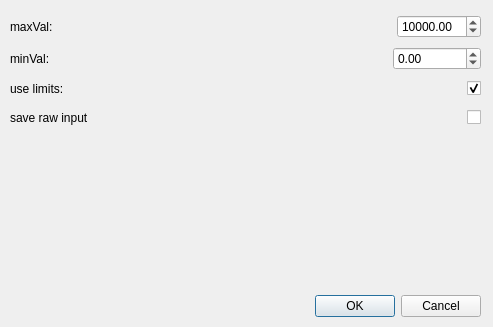
This is app/generalsettings.ui in Tilagiho/eNoseAnnotator as Qt 5 draws it before an edit. The edited form follows.
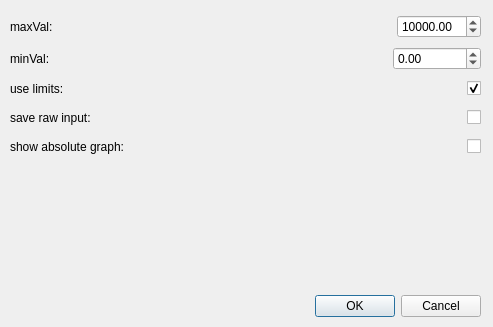
This is the edited form.

Commit message:
Hide Annotation UI elements
Preparing merge of Annotation and MeasurementData

What changed in the file:
```diff
--- a/app/generalsettings.ui
+++ b/app/generalsettings.ui
@@ -35,7 +35,7 @@
      <x>10</x>
      <y>12</y>
      <width>471</width>
-     <height>120</height>
+     <height>148</height>
     </rect>
    </property>
    <layout class="QVBoxLayout" name="verticalLayout">
@@ -161,7 +161,7 @@
          <string>&lt;html&gt;&lt;head/&gt;&lt;body&gt;&lt;p&gt;Automatically stores absolute sensor values when checked.&lt;/p&gt;&lt;/body&gt;&lt;/html&gt;</string>
         </property>
         <property name="text">
-         <string>save raw input</string>
+         <string>save raw input:</string>
         </property>
        </widget>
       </item>
@@ -187,6 +187,46 @@
       </item>
      </layout>
     </item>
+    <item>
+     <layout class="QHBoxLayout" name="horizontalLayout_5">
+      <item>
+       <widget class="QLabel" name="label_5">
+        <property name="toolTip">
+         <string>&lt;html&gt;&lt;head/&gt;&lt;body&gt;&lt;p&gt;Show graph with absolute values&lt;/p&gt;&lt;/body&gt;&lt;/html&gt;</string>
+        </property>
+        <property name="text">
+         <string>show absolute graph:</string>
+        </property>
+       </widget>
+      </item>
+      <item>
+       <spacer name="horizontalSpacer_5">
+        <property name="orientation">
+         <enum>Qt::Horizontal</enum>
+        </property>
+        <property name="sizeHint" stdset="0">
+         <size>
+          <width>40</width>
+          <height>20</height>
+         </size>
+        </property>
+       </spacer>
+      </item>
+      <item>
+       <widget class="QCheckBox" name="showAbsGraphCheckBox">
+        <property name="text">
+         <string/>
+        </property>
+        <property name="checked">
+         <bool>false</bool>
+        </property>
+        <property name="tristate">
+         <bool>false</bool>
+        </property>
+       </widget>
+      </item>
+     </layout>
+    </item>
    </layout>
   </widget>
  </widget>
```
The commit also changes 5 other files.
